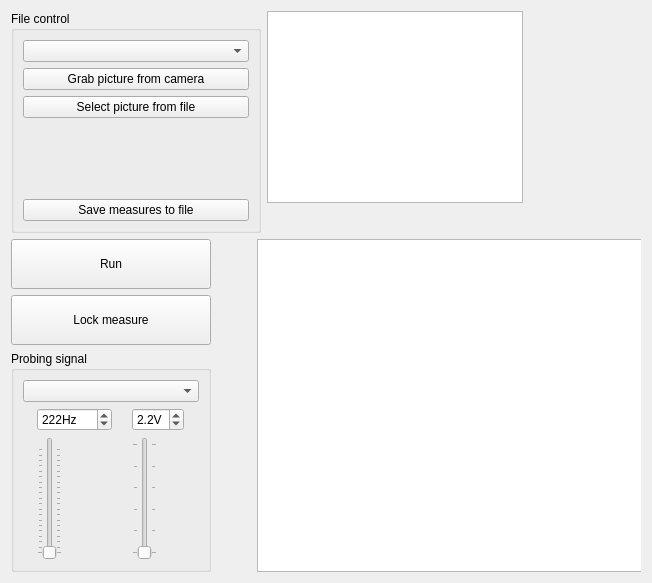
This is formdiagnose.ui in polovik/asa as Qt 5 draws it before an edit. The edited form follows.
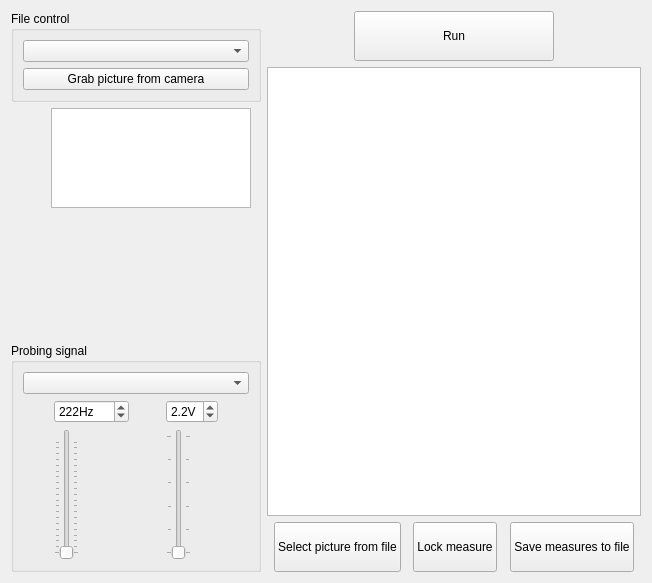
This is the edited form. Icons and pictures are not drawn. Custom widgets are drawn as their Qt base class.

Commit message: Select first available audio device if no-one can be choose. Fix UID generation - MSVC rand() generate values lower than 0x7FFF. Enlarge board's view on form Diagnose.

The edit to the form file:
```diff
--- a/formdiagnose.ui
+++ b/formdiagnose.ui
@@ -13,9 +13,9 @@
   <property name="windowTitle">
    <string>Form</string>
   </property>
-  <layout class="QVBoxLayout" name="verticalLayout_4" stretch="2,3">
+  <layout class="QHBoxLayout" name="horizontalLayout">
    <item>
-    <layout class="QHBoxLayout" name="horizontalLayout" stretch="0,1">
+    <layout class="QVBoxLayout" name="verticalLayout_5" stretch="0,2,2">
      <item>
       <widget class="QGroupBox" name="groupBox_2">
        <property name="minimumSize">
@@ -42,112 +42,31 @@
           </property>
          </widget>
         </item>
-        <item>
-         <widget class="QPushButton" name="buttonOpenBoard">
-          <property name="text">
-           <string>Select picture from file</string>
-          </property>
-          <property name="icon">
-           <iconset resource="analog_signature_analyzer.qrc">
-            <normaloff>:/icons/open.ico</normaloff>:/icons/open.ico</iconset>
-          </property>
-         </widget>
-        </item>
-        <item>
-         <spacer name="verticalSpacer">
-          <property name="orientation">
-           <enum>Qt::Vertical</enum>
-          </property>
-          <property name="sizeHint" stdset="0">
-           <size>
-            <width>20</width>
-            <height>40</height>
-           </size>
-          </property>
-         </spacer>
-        </item>
-        <item>
-         <widget class="QPushButton" name="buttonSave">
-          <property name="text">
-           <string>Save measures to file</string>
-          </property>
-          <property name="icon">
-           <iconset resource="analog_signature_analyzer.qrc">
-            <normaloff>:/icons/save.ico</normaloff>:/icons/save.ico</iconset>
-          </property>
-         </widget>
-        </item>
        </layout>
       </widget>
      </item>
      <item>
-      <widget class="SquareWidgetHolder" name="widget" native="true">
-       <widget class="BoardView" name="boardView">
-        <property name="transformationAnchor">
-         <enum>QGraphicsView::NoAnchor</enum>
-        </property>
-        <property name="resizeAnchor">
-         <enum>QGraphicsView::NoAnchor</enum>
+      <widget class="SquareWidgetHolder" name="widget_2" native="true">
+       <property name="minimumSize">
+        <size>
+         <width>0</width>
+         <height>100</height>
+        </size>
+       </property>
+       <widget class="SignatureView" name="viewSignature">
+        <property name="geometry">
+         <rect>
+          <x>40</x>
+          <y>0</y>
+          <width>200</width>
+          <height>100</height>
+         </rect>
         </property>
        </widget>
       </widget>
      </item>
-    </layout>
-   </item>
-   <item>
-    <layout class="QHBoxLayout" name="horizontalLayout_2" stretch="0,1">
      <item>
       <layout class="QVBoxLayout" name="verticalLayout_3">
-       <item>
-        <widget class="QPushButton" name="pushButton">
-         <property name="minimumSize">
-          <size>
-           <width>200</width>
-           <height>50</height>
-          </size>
-         </property>
-         <property name="maximumSize">
-          <size>
-           <width>200</width>
-           <height>16777215</height>
-          </size>
-         </property>
-         <property name="text">
-          <string>Run</string>
-         </property>
-         <property name="icon">
-          <iconset resource="analog_signature_analyzer.qrc">
-           <normaloff>:/icons/analyze.ico</normaloff>:/icons/analyze.ico</iconset>
-         </property>
-        </widget>
-       </item>
-       <item>
-        <widget class="QPushButton" name="buttonLockMeasure">
-         <property name="minimumSize">
-          <size>
-           <width>200</width>
-           <height>50</height>
-          </size>
-         </property>
-         <property name="maximumSize">
-          <size>
-           <width>200</width>
-           <height>16777215</height>
-          </size>
-         </property>
-         <property name="text">
-          <string>Lock measure</string>
-         </property>
-         <property name="icon">
-          <iconset resource="analog_signature_analyzer.qrc">
-           <normaloff>:/icons/locked.ico</normaloff>
-           <normalon>:/icons/unlocked.ico</normalon>:/icons/locked.ico</iconset>
-         </property>
-         <property name="checkable">
-          <bool>true</bool>
-         </property>
-        </widget>
-       </item>
        <item>
         <widget class="QGroupBox" name="groupBox">
          <property name="title">
@@ -236,20 +155,190 @@
        </item>
       </layout>
      </item>
+    </layout>
+   </item>
+   <item>
+    <layout class="QVBoxLayout" name="verticalLayout_4">
      <item>
-      <widget class="SquareWidgetHolder" name="widget_2" native="true">
-       <widget class="SignatureView" name="viewSignature">
-        <property name="geometry">
-         <rect>
-          <x>40</x>
-          <y>0</y>
-          <width>408</width>
-          <height>333</height>
-         </rect>
-        </property>
-       </widget>
+      <layout class="QHBoxLayout" name="horizontalLayout_2">
+       <item>
+        <spacer name="horizontalSpacer">
+         <property name="orientation">
+          <enum>Qt::Horizontal</enum>
+         </property>
+         <property name="sizeHint" stdset="0">
+          <size>
+           <width>40</width>
+           <height>20</height>
+          </size>
+         </property>
+        </spacer>
+       </item>
+       <item>
+        <widget class="QPushButton" name="pushButton">
+         <property name="minimumSize">
+          <size>
+           <width>200</width>
+           <height>50</height>
+          </size>
+         </property>
+         <property name="maximumSize">
+          <size>
+           <width>200</width>
+           <height>16777215</height>
+          </size>
+         </property>
+         <property name="text">
+          <string>Run</string>
+         </property>
+         <property name="icon">
+          <iconset resource="analog_signature_analyzer.qrc">
+           <normaloff>:/icons/analyze.ico</normaloff>:/icons/analyze.ico</iconset>
+         </property>
+        </widget>
+       </item>
+       <item>
+        <spacer name="horizontalSpacer_2">
+         <property name="orientation">
+          <enum>Qt::Horizontal</enum>
+         </property>
+         <property name="sizeHint" stdset="0">
+          <size>
+           <width>40</width>
+           <height>20</height>
+          </size>
+         </property>
+        </spacer>
+       </item>
+      </layout>
+     </item>
+     <item>
+      <widget class="BoardView" name="boardView">
+       <property name="transformationAnchor">
+        <enum>QGraphicsView::NoAnchor</enum>
+       </property>
+       <property name="resizeAnchor">
+        <enum>QGraphicsView::NoAnchor</enum>
+       </property>
       </widget>
      </item>
+     <item>
+      <layout class="QHBoxLayout" name="horizontalLayout_3">
+       <item>
+        <spacer name="horizontalSpacer_6">
+         <property name="orientation">
+          <enum>Qt::Horizontal</enum>
+         </property>
+         <property name="sizeHint" stdset="0">
+          <size>
+           <width>40</width>
+           <height>20</height>
+          </size>
+         </property>
+        </spacer>
+       </item>
+       <item>
+        <widget class="QPushButton" name="buttonOpenBoard">
+         <property name="minimumSize">
+          <size>
+           <width>0</width>
+           <height>50</height>
+          </size>
+         </property>
+         <property name="text">
+          <string>Select picture from file</string>
+         </property>
+         <property name="icon">
+          <iconset resource="analog_signature_analyzer.qrc">
+           <normaloff>:/icons/open.ico</normaloff>:/icons/open.ico</iconset>
+         </property>
+        </widget>
+       </item>
+       <item>
+        <spacer name="horizontalSpacer_3">
+         <property name="orientation">
+          <enum>Qt::Horizontal</enum>
+         </property>
+         <property name="sizeHint" stdset="0">
+          <size>
+           <width>40</width>
+           <height>20</height>
+          </size>
+         </property>
+        </spacer>
+       </item>
+       <item>
+        <widget class="QPushButton" name="buttonLockMeasure">
+         <property name="minimumSize">
+          <size>
+           <width>0</width>
+           <height>50</height>
+          </size>
+         </property>
+         <property name="maximumSize">
+          <size>
+           <width>200</width>
+           <height>16777215</height>
+          </size>
+         </property>
+         <property name="text">
+          <string>Lock measure</string>
+         </property>
+         <property name="icon">
+          <iconset resource="analog_signature_analyzer.qrc">
+           <normaloff>:/icons/locked.ico</normaloff>
+           <normalon>:/icons/unlocked.ico</normalon>:/icons/locked.ico</iconset>
+         </property>
+         <property name="checkable">
+          <bool>true</bool>
+         </property>
+        </widget>
+       </item>
+       <item>
+        <spacer name="horizontalSpacer_5">
+         <property name="orientation">
+          <enum>Qt::Horizontal</enum>
+         </property>
+         <property name="sizeHint" stdset="0">
+          <size>
+           <width>40</width>
+           <height>20</height>
+          </size>
+         </property>
+        </spacer>
+       </item>
+       <item>
+        <widget class="QPushButton" name="buttonSave">
+         <property name="minimumSize">
+          <size>
+           <width>0</width>
+           <height>50</height>
+          </size>
+         </property>
+         <property name="text">
+          <string>Save measures to file</string>
+         </property>
+         <property name="icon">
+          <iconset resource="analog_signature_analyzer.qrc">
+           <normaloff>:/icons/save.ico</normaloff>:/icons/save.ico</iconset>
+         </property>
+        </widget>
+       </item>
+       <item>
+        <spacer name="horizontalSpacer_4">
+         <property name="orientation">
+          <enum>Qt::Horizontal</enum>
+         </property>
+         <property name="sizeHint" stdset="0">
+          <size>
+           <width>40</width>
+           <height>20</height>
+          </size>
+         </property>
+        </spacer>
+       </item>
+      </layout>
+     </item>
     </layout>
    </item>
   </layout>
```
The commit also changes 6 other files.
